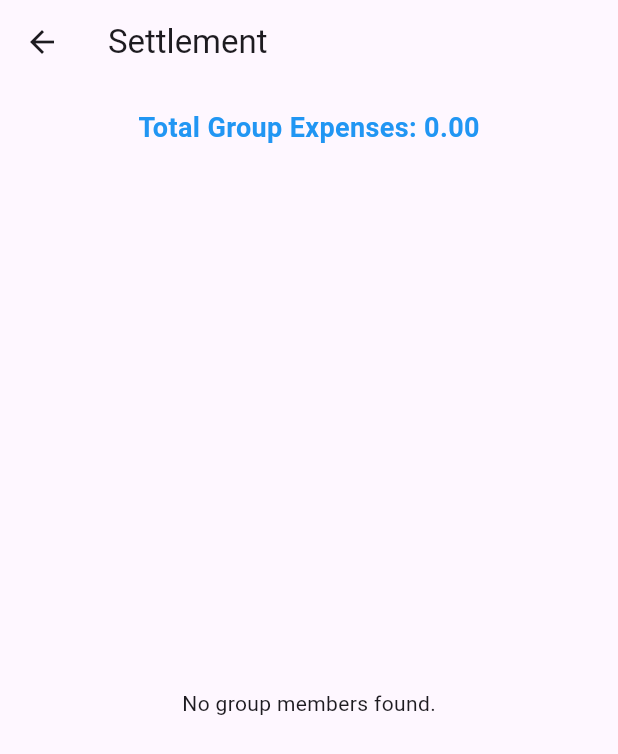
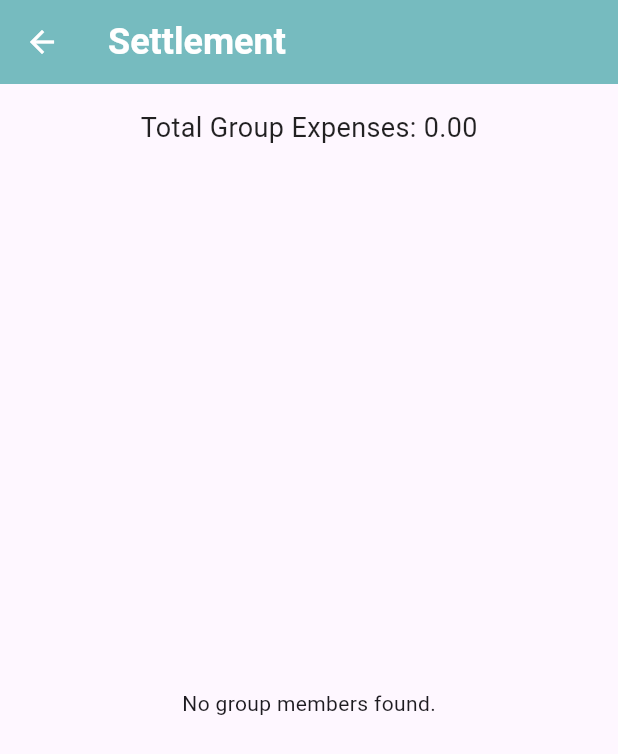
Before and after one commit to mandra822/PIMProject, a Flutter app: the SingleGroup screen opened by its route, after a tap on "Settle It All", on a phone screen of 412 x 824 dp. Shown: the top 754 px of the screen. Run offline on Flutter 3.47's test engine with Material 3 defaults, Android fonts, the light colour scheme and no system bars; our stand-ins replace cloud_firestore, firebase_auth, firebase_core; accounts and stored records are empty.

Commit message:
design update

```diff
--- a/expences_spliter/lib/pages/balance.dart
+++ b/expences_spliter/lib/pages/balance.dart
@@ -10,7 +10,18 @@ class GroupExpensesPage extends StatelessWidget {
   @override
   Widget build(BuildContext context) {
     return Scaffold(
-      appBar: AppBar(title: const Text("Settlement")),
+      appBar: AppBar(
+        backgroundColor: const Color(0xFF76BBBF),
+        title: const Text(
+          "Settlement",
+          style: TextStyle(
+            color: Colors.white, fontSize: 24, fontWeight: FontWeight.bold
+          )
+        ),
+        iconTheme: const IconThemeData(
+          color: Colors.white,
+        ),
+      ),
       body: Column(
         children: [
           // FutureBuilder dla łącznych wydatków grupy
@@ -31,8 +42,8 @@ class GroupExpensesPage extends StatelessWidget {
                     "Total Group Expenses: ${totalExpenses.toStringAsFixed(2)}",
                     style: const TextStyle(
                       fontSize: 18,
-                      fontWeight: FontWeight.bold,
-                      color: Colors.blue,
+                      fontWeight: FontWeight.normal,
+                      color: Colors.black87,
                     ),
                   ),
                 );
@@ -41,7 +52,7 @@ class GroupExpensesPage extends StatelessWidget {
           ),
 
           // FutureBuilder dla sald użytkowników
-          Expanded(
+          Flexible(
             child: FutureBuilder<List<String>>(
               future: FirestoreService().fetchGroupMembers(groupId),
               builder: (context, membersSnapshot) {
@@ -67,44 +78,58 @@ class GroupExpensesPage extends StatelessWidget {
                         final transactions = _calculateTransactions(userBalances);
 
                         return Column(
+                          mainAxisAlignment: MainAxisAlignment.start,
                           children: [
-                            Expanded(
+                            Flexible(
                               child: ListView(
                                 children: userBalances.entries.map((entry) {
                                   final isPositive = entry.value >= 0;
-                                  return ListTile(
+                                  return Card (
+                                    child: ListTile(
                                       title: Text(entry.key),
-                                    subtitle: Text(
+                                      trailing: Text(
                                         isPositive
                                             ? "Is owed: ${entry.value.toStringAsFixed(2)}"
                                             : "Needs to Pay: ${(entry.value.abs()).toStringAsFixed(2)}",
                                         style: TextStyle(
-                                        color: isPositive ? Colors.green : Colors.red,
+                                          color: isPositive ? Colors.blue : Colors.red,
+                                          fontSize: 16, fontWeight: FontWeight.bold
                                         ),
                                       ),
+                                    )
                                   );
                                 }).toList(),
                               ),
                             ),
-                            const Divider(),
+
                             const Padding(
                               padding: EdgeInsets.all(8.0),
                               child: Text(
                                 "Who owes whom:",
                                 style: TextStyle(
-                                  fontSize: 16,
-                                  fontWeight: FontWeight.bold,
+                                  fontSize: 18,
+                                  fontWeight: FontWeight.normal,
+                                  color: Colors.black87,
                                 ),
                               ),
                             ),
-                            Expanded(
+                            Flexible(
                               child: ListView(
                                 children: transactions.map((transaction) {
-                                  return ListTile(
+                                  return Card(
+                                    child: ListTile(
                                       title: Text(
-                                      "${transaction['from']} owes ${transaction['to']}: ${transaction['amount'].toStringAsFixed(2)}",
-                                      style: const TextStyle(fontSize: 14),
+                                        "${transaction['from']} owes ${transaction['to']}",
+                                        style: const TextStyle(fontSize: 16),
                                       ),
+                                      trailing: Text(
+                                        "${transaction['amount'].toStringAsFixed(2)}",
+                                        style: TextStyle(
+                                          color: Colors.black,
+                                          fontSize: 16, fontWeight: FontWeight.bold
+                                        ),
+                                      ),
+                                    )
                                   );
                                 }).toList(),
                               ),
--- a/expences_spliter/lib/pages/singleGroup.dart
+++ b/expences_spliter/lib/pages/singleGroup.dart
@@ -163,6 +163,7 @@ class _SingleGroupState extends State<SingleGroup> {
     return Column(
       mainAxisAlignment: MainAxisAlignment.spaceBetween,
       children: [
+        const SizedBox(height: 10),
         Padding(
           padding: const EdgeInsets.all(12),
           child: Center(
@@ -176,7 +177,18 @@ class _SingleGroupState extends State<SingleGroup> {
                   ),
                 );
               },
-              child: const Text('Settle It All'),
+              style: ElevatedButton.styleFrom(
+                shape: RoundedRectangleBorder(
+                  borderRadius: BorderRadius.circular(10)
+                ),
+                backgroundColor: null
+              ),
+              child: const Text(
+                'Settle It All',
+                style: TextStyle(
+                  color: Colors.blue,
+                )
+              ),
             ),
           ),
         ),
```
Lines whose indentation alone changed are shown as unchanged.
